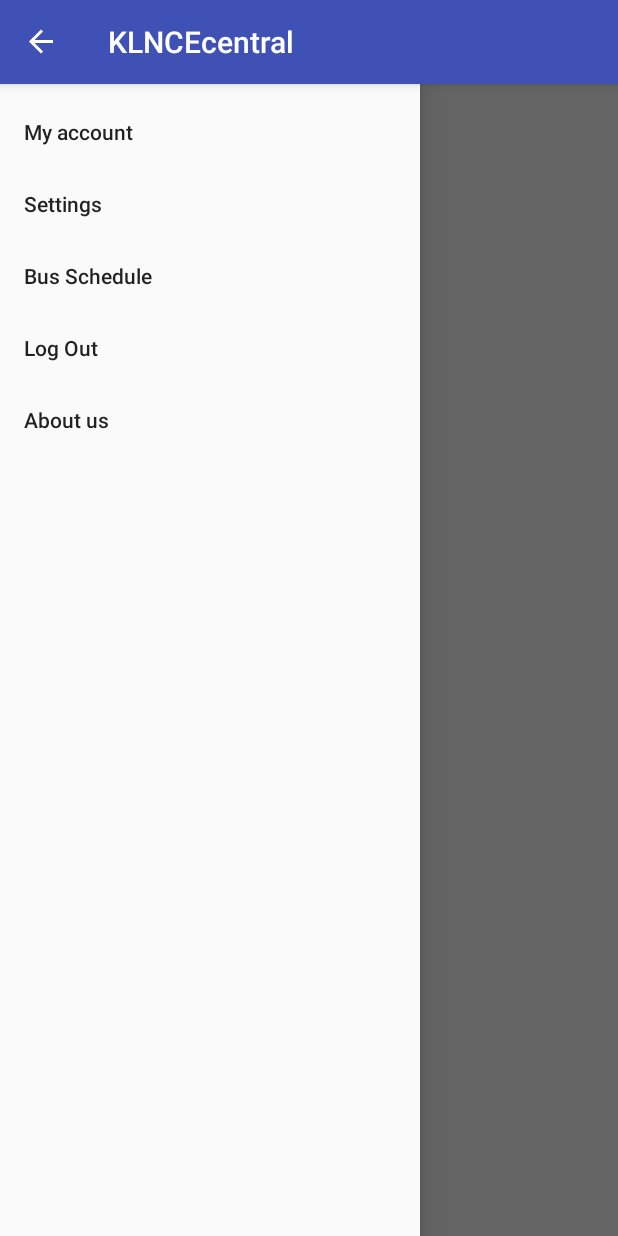
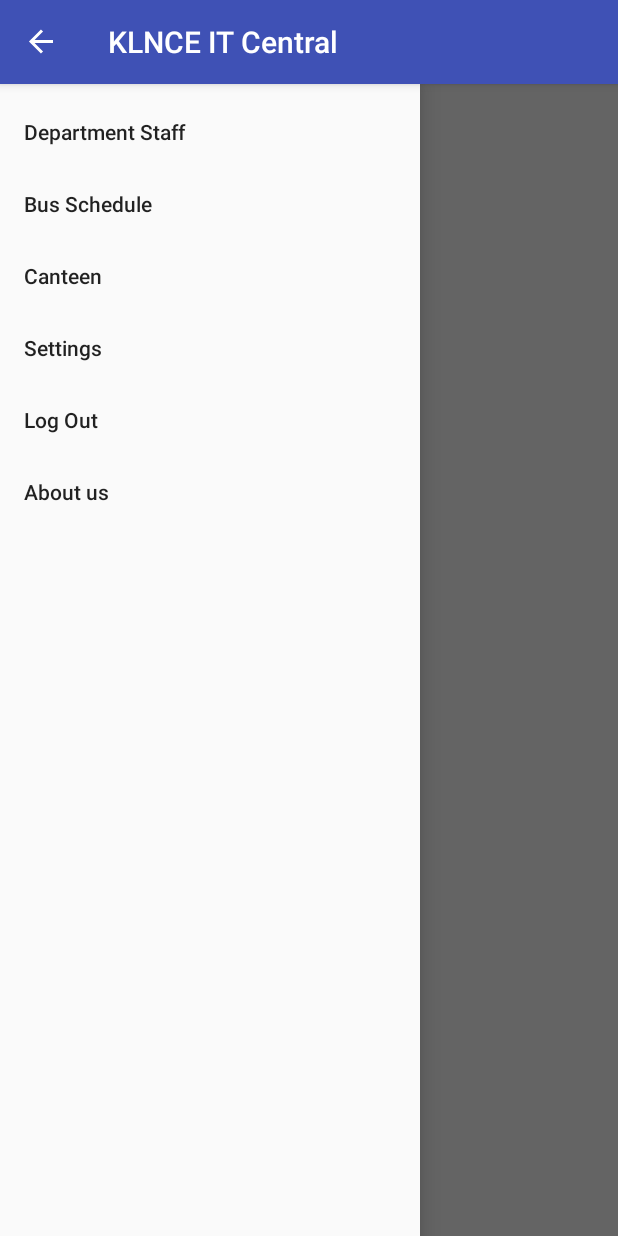
Before and after one commit to venkatsparrow/KLN_Central_App, an Android app: the screen it shows after launch once a user with an empty profile is signed in (ImageListActivity), in the side drawer, after a tap on "Settings", on a phone screen of 412 x 824 dp. Run offline under Robolectric (Android 15) with nearby library versions, the phone set to English and light mode, and no system bars; our stand-ins replace Firebase (no records; nobody signed in at launch, a user with empty details on screens opened directly); pictures from the network do not load.

Commit message:
canteen activity added

```diff
--- a/app/build.gradle
+++ b/app/build.gradle
@@ -47,4 +47,5 @@ dependencies {
 
 
 
+
 apply plugin: 'com.google.gms.google-services'
--- a/app/src/main/AndroidManifest.xml
+++ b/app/src/main/AndroidManifest.xml
@@ -20,7 +20,8 @@
         <activity android:name=".Mainpage" />
         <activity android:name=".ImageListActivity" />
         <activity android:name=".About_us" />
-        <activity android:name=".BusSchedule"></activity>
+        <activity android:name=".BusSchedule" />
+        <activity android:name=".Canteen"></activity>
     </application>
 
 </manifest>
--- a/app/src/main/java/edu/klnce/sairam_kamalay/klncecentral/ImageListActivity.java
+++ b/app/src/main/java/edu/klnce/sairam_kamalay/klncecentral/ImageListActivity.java
@@ -110,6 +110,10 @@ public class ImageListActivity extends AppCompatActivity implements NavigationVi
             startActivity(tobusschedule);
             return true;
         }
+        else if(item.getItemId() == R.id.canteendetails){
+            Intent tocanteen = new Intent(this,Canteen.class);
+            startActivity(tocanteen);
+        }
         return false;
     }
 }
--- a/app/src/main/res/layout/activity_image_list.xml
+++ b/app/src/main/res/layout/activity_image_list.xml
@@ -1,5 +1,6 @@
 <?xml version="1.0" encoding="utf-8"?>
-<android.support.v4.widget.DrawerLayout android:layout_width="match_parent"
+<android.support.v4.widget.DrawerLayout
+    android:layout_width="match_parent"
     android:layout_height="match_parent"
     xmlns:app="http://schemas.android.com/apk/res-auto"
     android:id="@+id/imagelistDrawer"
--- a/app/src/main/res/menu/side_nav_menu.xml
+++ b/app/src/main/res/menu/side_nav_menu.xml
@@ -2,13 +2,19 @@
 <menu xmlns:android="http://schemas.android.com/apk/res/android">
 
     <item android:id="@+id/sidenav_myacc"
-        android:title="My account"/>
+        android:title="Department Staff"/>
+
+
+
+    <item android:id="@+id/busschedule"
+        android:title="Bus Schedule"/>
+
+    <item android:id="@+id/canteendetails"
+        android:title="Canteen"/>
+
 
     <item android:id="@+id/sidenav_settings"
         android:title="Settings"/>
-
-    <item android:id="@+id/busschedule"
-        android:title="Bus Schedule"/>
 
     <item android:id="@+id/sidenav_logout"
         android:title="Log Out"/>
--- a/app/src/main/res/values/colors.xml
+++ b/app/src/main/res/values/colors.xml
@@ -4,5 +4,4 @@
     <color name="colorPrimaryDark">#353E4F</color>
     <color name="colorAccent">#FF4081</color>
 
-
 </resources>
--- a/app/src/main/res/values/strings.xml
+++ b/app/src/main/res/values/strings.xml
@@ -1,5 +1,5 @@
 <resources>
-    <string name="app_name">KLNCEcentral</string>
+    <string name="app_name">KLNCE IT Central</string>
 
     <string name="logout">Log out</string>
     <string name="login">Login</string>
--- a/app/src/main/res/values/styles.xml
+++ b/app/src/main/res/values/styles.xml
@@ -6,8 +6,6 @@
         <item name="colorPrimary">@color/colorPrimary</item>
         <item name="colorPrimaryDark">@color/colorPrimaryDark</item>
         <item name="colorAccent">@color/colorAccent</item>
-
-
     </style>
 
     <style name="edittextsytle">
```
Also changed, not shown: app/src/main/java/edu/klnce/sairam_kamalay/klncecentral/Canteen.java (added, +13 -0 lines), app/src/main/res/layout/activity_canteen.xml (added, +9 -0 lines).
